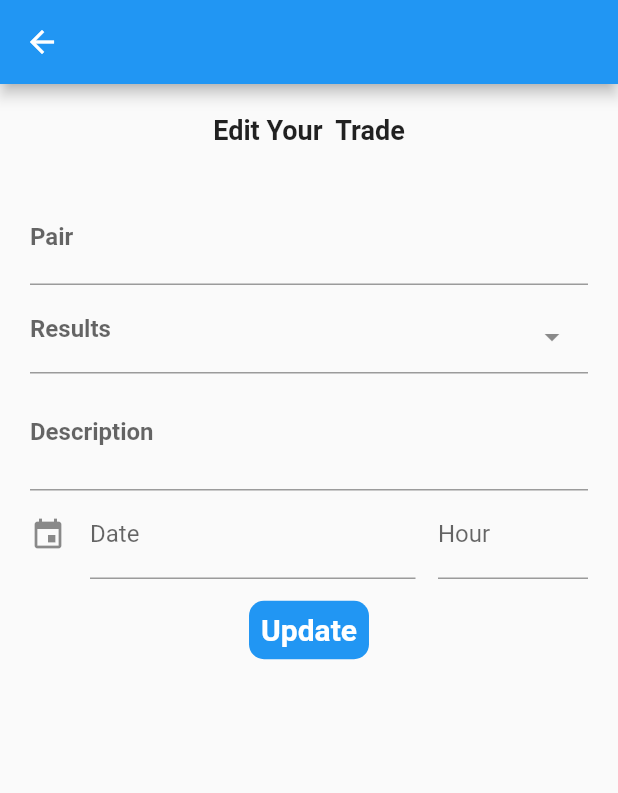
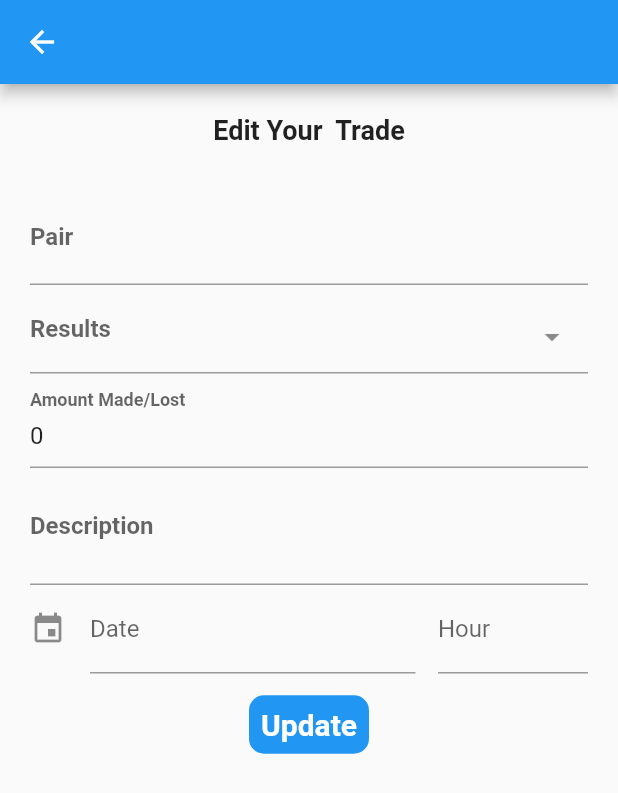
Before and after one commit to luqmantuke/FxHub, a Flutter app: the TradeDetails screen opened directly with empty values, after a tap on "UPDATE", on a phone screen of 412 x 824 dp. Shown: the top 793 px of the screen. Run offline on Flutter 3.47's test engine with Material 2 defaults, Android fonts, the phone set to English and light mode, and no system bars; drawn by our look-alikes of date_time_picker, overlay_support, select_form_field; our stand-ins replace awesome_notifications, cached_network_image, cloud_firestore, connectivity_plus, firebase_auth, firebase_core and 5 more; accounts and stored records are empty.

Commit message:
fixed issue #15

```diff
--- a/lib/models/trade.dart
+++ b/lib/models/trade.dart
@@ -3,11 +3,12 @@ class TradeModel {
   String result;
   String description;
   DateTime dateTime;
-
+  int amount;
   TradeModel(
       {required this.pair,
       required this.result,
       required this.description,
+      required this.amount,
       required this.dateTime});
 
   factory TradeModel.fromMap(Map<String, dynamic> map) {
@@ -15,12 +16,14 @@ class TradeModel {
         pair: map['pair'] ?? '',
         result: map['result'] ?? '',
         description: map['description'] ?? '',
+        amount: map['amount'] ?? '',
         dateTime: map['dateTime'].toDate() ?? '');
   }
   Map<String, dynamic> toJson() => {
         'pair': pair,
         'result': result,
         'description': description,
+        'amount': amount,
         'dateTime': dateTime,
       };
 }
--- a/lib/screens/trades/edit_trade.dart
+++ b/lib/screens/trades/edit_trade.dart
@@ -1,4 +1,5 @@
 import 'package:cloud_firestore/cloud_firestore.dart';
+import 'package:flutter/services.dart';
 import 'package:intl/intl.dart';
 import 'package:pipshub/models/trade.dart';
 import 'package:pipshub/provider/trades.dart';
@@ -14,6 +15,7 @@ class EditTrade extends StatefulWidget {
   String result;
   String description;
   String dateTime;
+  int amount;
   QueryDocumentSnapshot<Object?> trade;
 
   EditTrade(
@@ -21,6 +23,7 @@ class EditTrade extends StatefulWidget {
       required this.result,
       required this.description,
       required this.dateTime,
+      required this.amount,
       required this.trade});
   @override
   _EditTradeState createState() => _EditTradeState();
@@ -30,6 +33,7 @@ class _EditTradeState extends State<EditTrade> {
   final pairController = TextEditingController();
   final resultController = TextEditingController();
   final descriptionController = TextEditingController();
+  final amountController = TextEditingController();
   final _formKey = GlobalKey<FormState>();
   bool isLoading = false;
 
@@ -56,6 +60,7 @@ class _EditTradeState extends State<EditTrade> {
     pairController.text = widget.pair;
     resultController.text = widget.result;
     descriptionController.text = widget.description;
+    amountController.text = widget.amount.toString();
     return super.initState();
   }
 
@@ -123,6 +128,21 @@ class _EditTradeState extends State<EditTrade> {
                     setState(() {
                       widget.result = value;
                     });
+                },
+              ),
+              TextField(
+                keyboardType: TextInputType.number,
+                decoration: InputDecoration(
+                    hintText: widget.amount.toString(),
+                    hintStyle:
+                        TextStyle(fontSize: 20, fontWeight: FontWeight.bold),
+                    labelText: "Amount Made/Lost",
+                    labelStyle:
+                        TextStyle(fontSize: 16, fontWeight: FontWeight.bold)),
+                controller:
+                    TextEditingController(text: widget.amount.toString()),
+                onChanged: (value) {
+                  widget.amount = int.parse(value);
                 },
               ),
               TextField(
@@ -195,6 +215,7 @@ class _EditTradeState extends State<EditTrade> {
                                 pair: widget.pair,
                                 result: widget.result,
                                 description: widget.description,
+                                amount: widget.amount,
                                 dateTime: DateFormat("yyyy-MM-dd hh:mm")
                                     .parse(widget.dateTime)));
 
--- a/lib/screens/trades/trade_details.dart
+++ b/lib/screens/trades/trade_details.dart
@@ -15,6 +15,7 @@ class TradeDetails extends StatefulWidget {
   String month;
   String year;
   String id;
+  int amount;
   QueryDocumentSnapshot<Object?> trade;
   TradeDetails({
     required this.pair,
@@ -25,6 +26,7 @@ class TradeDetails extends StatefulWidget {
     required this.dateTime,
     required this.result,
     required this.id,
+    required this.amount,
     required this.trade,
   });
   @override
@@ -84,6 +86,49 @@ class _TradeDetailsState extends State<TradeDetails> {
                   Text(
                     widget.result,
                     style: TextStyle(fontSize: 18, fontWeight: FontWeight.bold),
+                  ),
+                  SizedBox(
+                    height: 15,
+                  ),
+                ],
+              ),
+              SizedBox(
+                height: 10,
+              ),
+              SizedBox(
+                height: 10,
+              ),
+              Row(
+                children: [
+                  Text(
+                    'Amount USD: ',
+                    style: TextStyle(
+                      fontSize: 18,
+                    ),
+                  ),
+                  SizedBox(
+                    width: 15,
+                  ),
+                  RichText(
+                    text: TextSpan(
+                      text: widget.result == 'profit' ? 'USD  +' : 'USD  -',
+                      style: TextStyle(
+                          fontWeight: FontWeight.w700,
+                          color: Colors.black,
+                          fontSize: 16),
+                      children: <TextSpan>[
+                        TextSpan(
+                          text: widget.amount.toString(),
+                          style: TextStyle(
+                            fontWeight: FontWeight.bold,
+                            color: widget.result == 'profit'
+                                ? Colors.blue
+                                : Colors.red,
+                            fontSize: 18,
+                          ),
+                        ),
+                      ],
+                    ),
                   ),
                   SizedBox(
                     height: 15,
@@ -169,6 +214,7 @@ class _TradeDetailsState extends State<TradeDetails> {
                               result: widget.result,
                               description: widget.description,
                               dateTime: widget.dateTime,
+                              amount: widget.amount,
                               trade: widget.trade),
                         ),
                       );
```
Also changed, not shown: lib/screens/trades/add_trade.dart (+15 -0 lines), lib/widgets/list_trades.dart (+32 -1 lines).
